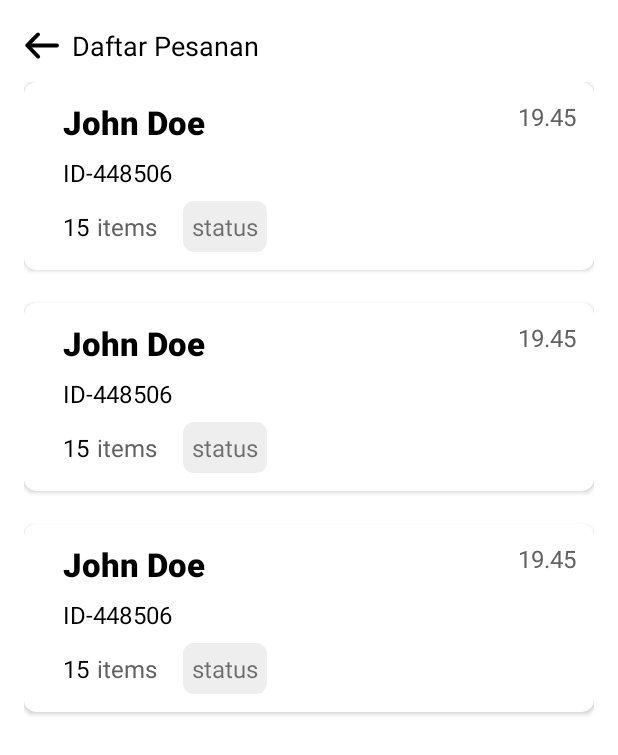
After one commit to hnfnfl/E-kan, an Android app: the layout activity_order_list.xml on its own in the app's theme, with its tools: preview values and no code run, on a phone screen of 412 x 824 dp. The commit adds this screen. Shown: the top 755 px of the screen. Run offline under Robolectric (Android 15) with nearby library versions, the phone set to English and light mode, and no system bars.

Commit message:
work from 14/11/21

```diff
--- a/appPenjual/src/main/AndroidManifest.xml
+++ b/appPenjual/src/main/AndroidManifest.xml
@@ -9,6 +9,8 @@
         android:roundIcon="@mipmap/ic_launcher_round"
         android:supportsRtl="true"
         android:theme="@style/Theme.Ekan">
+        <activity android:name=".settings.profile.ProfileActivity"></activity>
+        <activity android:name=".orderList.OrderListActivity" />
         <activity android:name=".product.AddProductActivity" />
         <activity android:name=".product.ListProductActivity" />
         <activity android:name=".auth.register.OTPActivity" />
--- /dev/null
+++ b/appPenjual/src/main/res/drawable-v24/bg_order_status.xml
@@ -0,0 +1,10 @@
+<?xml version="1.0" encoding="UTF-8"?>
+<shape xmlns:android="http://schemas.android.com/apk/res/android">
+    <solid android:color="@color/md_grey_100" />
+    <corners android:radius="7dp" />
+    <padding
+        android:bottom="6dp"
+        android:left="6dp"
+        android:right="6dp"
+        android:top="6dp" />
+</shape>
--- a/appPenjual/src/main/res/layout/activity_list_product.xml
+++ b/appPenjual/src/main/res/layout/activity_list_product.xml
@@ -30,7 +30,7 @@
             android:layout_width="wrap_content"
             android:layout_height="wrap_content"
             android:layout_marginStart="8dp"
-            android:text="Produk"
+            android:text="@string/product"
             android:textColor="@color/black"
             android:textSize="18sp" />
 
--- /dev/null
+++ b/appPenjual/src/main/res/layout/activity_order_list.xml
@@ -0,0 +1,49 @@
+<?xml version="1.0" encoding="utf-8"?>
+<androidx.constraintlayout.widget.ConstraintLayout xmlns:android="http://schemas.android.com/apk/res/android"
+    xmlns:app="http://schemas.android.com/apk/res-auto"
+    xmlns:tools="http://schemas.android.com/tools"
+    android:layout_width="match_parent"
+    android:layout_height="match_parent"
+    android:backgroundTint="@color/primaryBackgroundColor"
+    tools:context=".orderList.OrderListActivity">
+
+    <LinearLayout
+        android:id="@+id/ll_header"
+        android:layout_width="match_parent"
+        android:layout_height="wrap_content"
+        android:layout_marginTop="18dp"
+        android:layout_marginHorizontal="16dp"
+        android:orientation="horizontal"
+        android:gravity="center_vertical"
+        app:layout_constraintStart_toStartOf="parent"
+        app:layout_constraintTop_toTopOf="parent">
+
+        <ImageButton
+            android:id="@+id/btn_back"
+            android:layout_width="wrap_content"
+            android:layout_height="wrap_content"
+            android:background="@null"
+            android:src="@drawable/ic_back"
+            app:layout_constraintStart_toStartOf="parent"
+            app:layout_constraintTop_toTopOf="parent" />
+
+        <TextView
+            android:layout_width="wrap_content"
+            android:layout_height="wrap_content"
+            android:layout_marginStart="8dp"
+            android:text="@string/order_list"
+            android:textColor="@color/black"
+            android:textSize="18sp" />
+
+    </LinearLayout>
+
+    <androidx.recyclerview.widget.RecyclerView
+        android:id="@+id/rv_location"
+        android:layout_width="match_parent"
+        android:layout_height="wrap_content"
+        android:layout_marginTop="12dp"
+        android:paddingHorizontal="16dp"
+        tools:listitem="@layout/item_order_list"
+        app:layout_constraintTop_toBottomOf="@id/ll_header"/>
+
+</androidx.constraintlayout.widget.ConstraintLayout>
--- /dev/null
+++ b/appPenjual/src/main/res/layout/item_order_list.xml
@@ -0,0 +1,115 @@
+<?xml version="1.0" encoding="utf-8"?>
+<androidx.cardview.widget.CardView xmlns:android="http://schemas.android.com/apk/res/android"
+    xmlns:app="http://schemas.android.com/apk/res-auto"
+    xmlns:tools="http://schemas.android.com/tools"
+    android:layout_width="match_parent"
+    android:layout_height="wrap_content"
+    android:layout_marginBottom="22dp"
+    android:foreground="?android:attr/selectableItemBackground"
+    app:cardCornerRadius="8dp"
+    app:elevation="8dp">
+
+    <androidx.constraintlayout.widget.ConstraintLayout
+        android:layout_width="match_parent"
+        android:layout_height="wrap_content"
+        android:orientation="horizontal"
+        android:padding="12dp">
+
+        <LinearLayout
+            android:layout_width="wrap_content"
+            android:layout_height="match_parent"
+            android:layout_marginStart="14dp"
+            android:gravity="center_vertical"
+            android:orientation="vertical"
+            app:layout_constraintBottom_toBottomOf="parent"
+            app:layout_constraintStart_toStartOf="parent"
+            app:layout_constraintTop_toTopOf="parent">
+
+            <TextView
+                android:id="@+id/tv_fish_name"
+                android:layout_width="wrap_content"
+                android:layout_height="wrap_content"
+                android:layout_marginBottom="8dp"
+                android:fontFamily="sans-serif-black"
+                android:text="John Doe"
+                android:textColor="@color/black"
+                android:textSize="22sp"
+                tools:ignore="HardcodedText" />
+
+            <TextView
+                android:id="@+id/tv_order_id"
+                android:layout_width="wrap_content"
+                android:layout_height="wrap_content"
+                android:layout_marginBottom="8dp"
+                android:text="ID-448506"
+                android:textColor="@color/black"
+                android:textSize="16sp"
+                tools:ignore="HardcodedText" />
+
+            <LinearLayout
+                android:layout_width="wrap_content"
+                android:layout_height="wrap_content"
+                android:gravity="center_vertical"
+                android:orientation="horizontal">
+
+                <LinearLayout
+                    android:layout_width="wrap_content"
+                    android:layout_height="wrap_content"
+                    android:layout_marginEnd="12dp"
+                    android:orientation="horizontal">
+
+                    <TextView
+                        android:id="@+id/tv_order_qty"
+                        android:layout_width="wrap_content"
+                        android:layout_height="wrap_content"
+                        android:layout_marginEnd="5dp"
+                        android:text="15"
+                        android:textColor="@color/black"
+                        android:textSize="16sp"
+                        tools:ignore="HardcodedText" />
+
+                    <TextView
+                        android:layout_width="wrap_content"
+                        android:layout_height="wrap_content"
+                        android:layout_marginEnd="5dp"
+                        android:text="items"
+                        android:textColor="@color/md_grey_700"
+                        android:textSize="16sp"
+                        tools:ignore="HardcodedText" />
+
+                </LinearLayout>
+
+                <LinearLayout
+                    android:layout_width="wrap_content"
+                    android:layout_height="wrap_content"
+                    android:background="@drawable/bg_order_status"
+                    android:backgroundTint="@color/md_grey_200"
+                    android:orientation="horizontal">
+
+                    <TextView
+                        android:layout_width="wrap_content"
+                        android:layout_height="wrap_content"
+                        android:text="status"
+                        android:textSize="16sp"
+                        tools:ignore="HardcodedText" />
+
+                </LinearLayout>
+
+            </LinearLayout>
+
+        </LinearLayout>
+
+        <TextView
+            android:id="@+id/tv_order_time"
+            android:layout_width="wrap_content"
+            android:layout_height="wrap_content"
+            android:text="19.45"
+            android:textColor="@color/md_grey_700"
+            android:textSize="16sp"
+            app:layout_constraintEnd_toEndOf="parent"
+            app:layout_constraintTop_toTopOf="parent"
+            tools:ignore="HardcodedText" />
+
+    </androidx.constraintlayout.widget.ConstraintLayout>
+
+</androidx.cardview.widget.CardView>
--- a/appPenjual/src/main/res/values/strings.xml
+++ b/appPenjual/src/main/res/values/strings.xml
@@ -23,7 +23,6 @@
     <string name="brand">e-Kan</string>
     <string name="menu">Menu</string>
     <string name="product">Produk</string>
-    <string name="order_history">Riwayat\nPesanan</string>
     <string name="settings">Setting</string>
     <string name="time_chart">Grafik Penjualan</string>
     <string name="top_5_products">5 Produk Terlaris</string>
@@ -33,4 +32,8 @@
     <string name="product_price">Harga Produk (Rp)</string>
     <string name="product_weight">Berat Produk (Kg)</string>
     <string name="product_qty">Jumlah Stok</string>
+    <string name="order_list">Daftar Pesanan</string>
+    <string name="profile">Profil</string>
+    <string name="edit_profile">Edit Profil</string>
+    <string name="save">Simpan</string>
 </resources>
```
Also changed, not shown: appPenjual/src/main/java/com/example/e_kan/MainActivity.kt (+12 -0 lines), appPenjual/src/main/java/com/example/e_kan/orderList/OrderListActivity.kt (added, +21 -0 lines), appPenjual/src/main/java/com/example/e_kan/settings/profile/ProfileActivity.kt (added, +27 -0 lines), appPenjual/src/main/res/layout/activity_main.xml (+5 -5 lines), appPenjual/src/main/res/layout/activity_profile.xml (added, +170 -0 lines).
